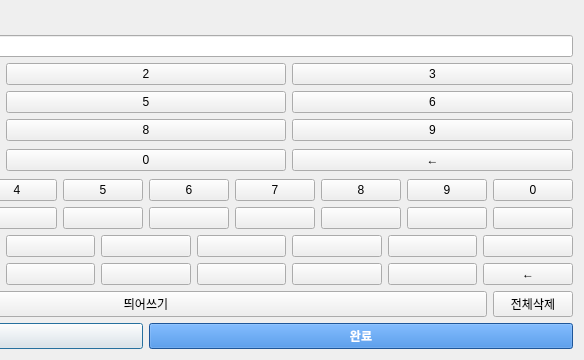
First picture: the form in qt/client/keyboard.ui, repository ginjuns/SNAP, before the edit; both pictures show x 292 to 876 and y 0 to 360 of the 876 by 360 pixel window.
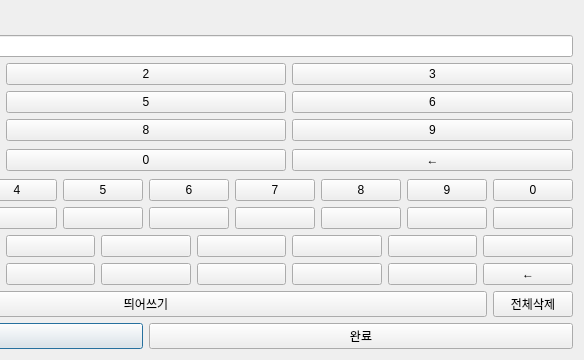
Second picture: the form after the edit.

The edit to the form file:
```diff
--- a/qt/client/keyboard.ui
+++ b/qt/client/keyboard.ui
@@ -547,9 +547,6 @@
      </item>
      <item>
       <widget class="QPushButton" name="btnOk">
-       <property name="styleSheet">
-        <string notr="true">background: #2a78d6; color: white; font-weight: bold;</string>
-       </property>
        <property name="text">
         <string>완료</string>
        </property>
```
